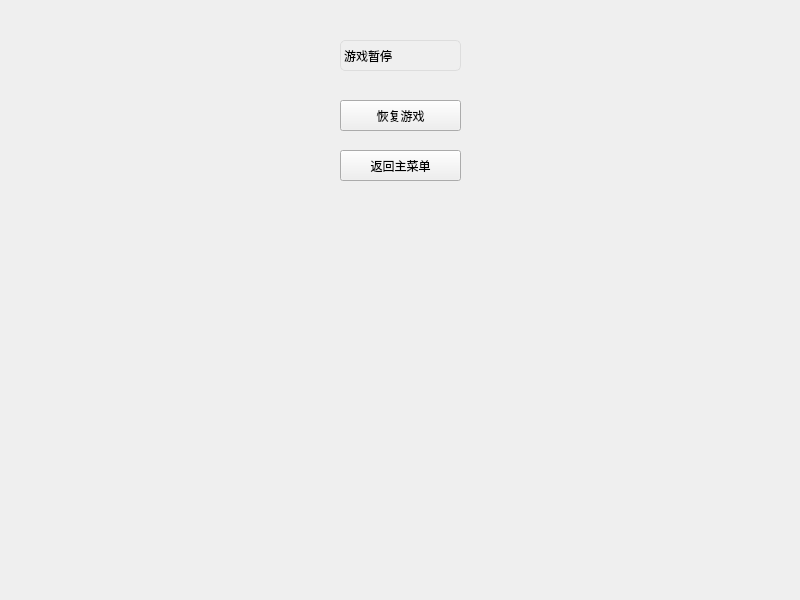
The window that pause.ui (NorthOuterTowner/Bejeweled4) describes before a commit, drawn with Qt 5.
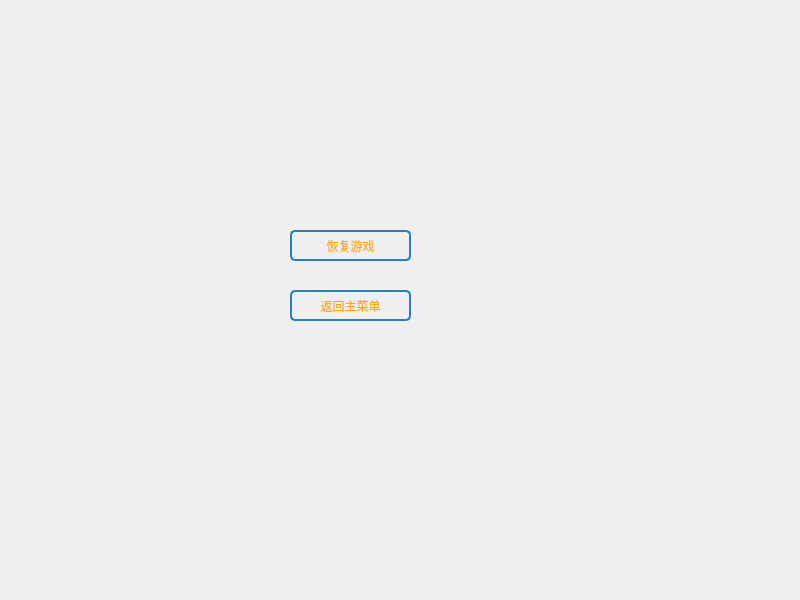
The same window after the commit.

Commit message: 完善了暂停，加入了计分

```diff
--- a/pause.ui
+++ b/pause.ui
@@ -13,39 +13,30 @@
   <property name="windowTitle">
    <string>Form</string>
   </property>
-  <widget class="QLabel" name="label">
-   <property name="geometry">
-    <rect>
-     <x>340</x>
-     <y>40</y>
-     <width>121</width>
-     <height>31</height>
-    </rect>
-   </property>
-   <property name="styleSheet">
-    <string notr="true">QLabel {
-	font: italic 18pt &quot;Monotype Corsiva&quot;;
-    border: 1px solid #ddd;         /* 边框颜色 */
-    border-radius: 5px;             /* 边框圆角 */
-}
-
-QLabel[alignment=&quot;center&quot;] {
-    text-align: center;             /* 文本居中对齐 */
-}</string>
-   </property>
-   <property name="text">
-    <string>游戏暂停</string>
-   </property>
-  </widget>
+  <property name="styleSheet">
+   <string notr="true"/>
+  </property>
   <widget class="QPushButton" name="returnButton">
    <property name="geometry">
     <rect>
-     <x>340</x>
-     <y>150</y>
+     <x>290</x>
+     <y>290</y>
      <width>121</width>
      <height>31</height>
     </rect>
    </property>
+   <property name="styleSheet">
+    <string notr="true">QPushButton {
+    color: rgb(255, 170, 0);             /* 文字颜色 */
+    border: 2px solid #2980b9; /* 边框颜色 */
+    border-radius: 5px;       /* 圆角 */
+    font-size:12px;          /* 字体大小 */
+}
+
+QPushButton:hover {
+    background-color: rgb(170, 170, 127)/* 悬停时背景颜色 */
+}</string>
+   </property>
    <property name="text">
     <string>返回主菜单</string>
    </property>
@@ -53,16 +44,64 @@
   <widget class="QPushButton" name="resumeButton">
    <property name="geometry">
     <rect>
-     <x>340</x>
-     <y>100</y>
+     <x>290</x>
+     <y>230</y>
      <width>121</width>
      <height>31</height>
     </rect>
    </property>
+   <property name="styleSheet">
+    <string notr="true">QPushButton {
+    color: rgb(255, 170, 0);             /* 文字颜色 */
+    border: 2px solid #2980b9; /* 边框颜色 */
+    border-radius: 5px;       /* 圆角 */
+    font-size:12px;          /* 字体大小 */
+}
+
+QPushButton:hover {
+    background-color: rgb(170, 170, 127)/* 悬停时背景颜色 */
+}</string>
+   </property>
    <property name="text">
     <string>恢复游戏</string>
    </property>
   </widget>
+  <widget class="QPushButton" name="background">
+   <property name="geometry">
+    <rect>
+     <x>0</x>
+     <y>0</y>
+     <width>800</width>
+     <height>600</height>
+    </rect>
+   </property>
+   <property name="styleSheet">
+    <string notr="true"/>
+   </property>
+   <property name="text">
+    <string/>
+   </property>
+   <property name="flat">
+    <bool>true</bool>
+   </property>
+  </widget>
+  <widget class="QLabel" name="label">
+   <property name="geometry">
+    <rect>
+     <x>260</x>
+     <y>90</y>
+     <width>181</width>
+     <height>51</height>
+    </rect>
+   </property>
+   <property name="text">
+    <string/>
+   </property>
+  </widget>
+  <zorder>background</zorder>
+  <zorder>label</zorder>
+  <zorder>resumeButton</zorder>
+  <zorder>returnButton</zorder>
  </widget>
  <resources/>
  <connections/>
```
The commit also changes 38 other files.
